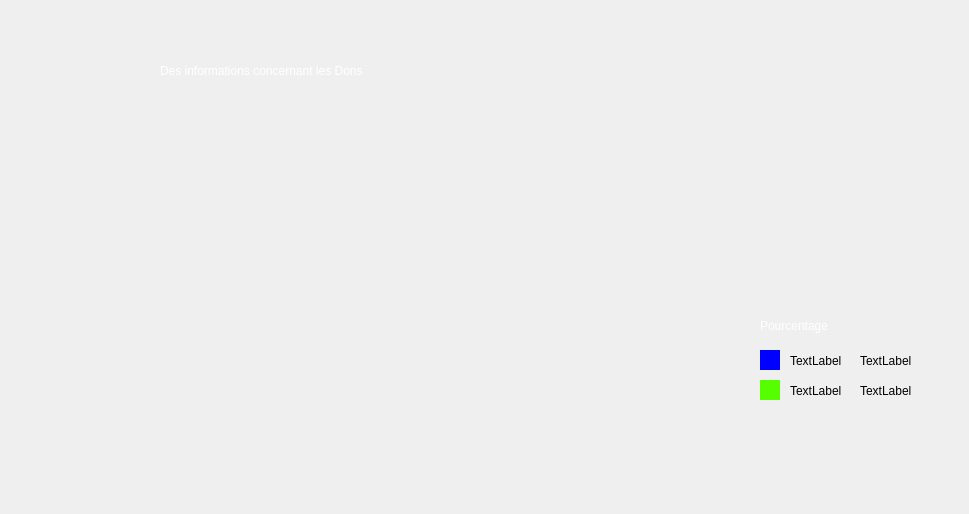
Seddiki101/PetHaven, file statistique_dons.ui: the form before one commit.
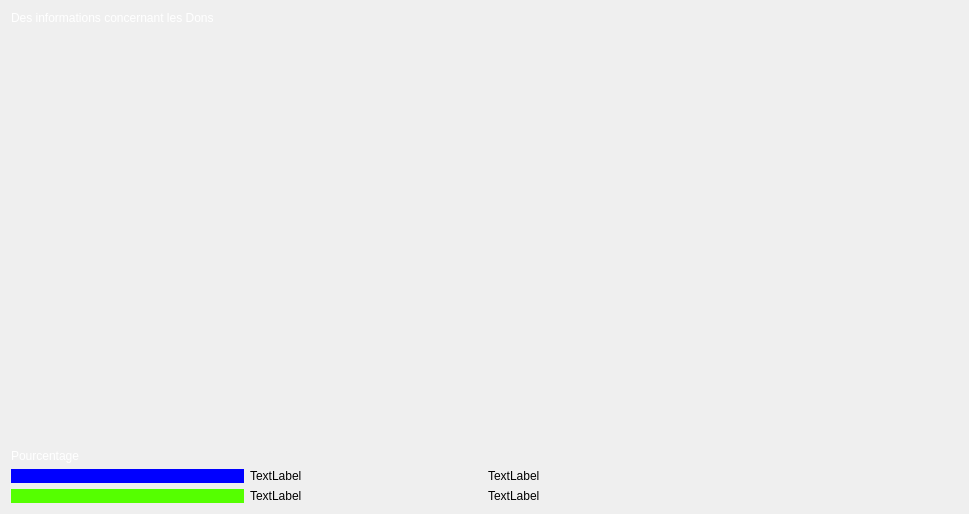
The form after the commit.

```diff
--- a/statistique_dons.ui
+++ b/statistique_dons.ui
@@ -13,15 +13,37 @@
   <property name="windowTitle">
    <string>Dialog</string>
   </property>
+  <layout class="QGridLayout" name="gridLayout">
+   <item row="0" column="0">
+    <layout class="QVBoxLayout" name="verticalLayout_3">
+     <item>
+      <widget class="QLabel" name="label_8">
+       <property name="styleSheet">
+        <string notr="true">font: italic 30pt &quot;Segoe UI&quot;;
+color: rgb(255, 255, 255);</string>
+       </property>
+       <property name="text">
+        <string>Des informations concernant les Dons </string>
+       </property>
+      </widget>
+     </item>
+     <item>
+      <spacer name="verticalSpacer">
+       <property name="orientation">
+        <enum>Qt::Vertical</enum>
+       </property>
+       <property name="sizeHint" stdset="0">
+        <size>
+         <width>20</width>
+         <height>40</height>
+        </size>
+       </property>
+      </spacer>
+     </item>
+     <item>
+      <layout class="QVBoxLayout" name="verticalLayout_2">
+       <item>
   <widget class="QLabel" name="label">
-   <property name="geometry">
-    <rect>
-     <x>760</x>
-     <y>310</y>
-     <width>131</width>
-     <height>31</height>
-    </rect>
-   </property>
    <property name="styleSheet">
     <string notr="true">color: rgb(255, 255, 255);
 
@@ -31,107 +53,58 @@
     <string>Pourcentage</string>
    </property>
   </widget>
+       </item>
+       <item>
+        <layout class="QVBoxLayout" name="verticalLayout">
+         <item>
+          <layout class="QHBoxLayout" name="horizontalLayout_3">
+           <item>
+            <layout class="QHBoxLayout" name="horizontalLayout">
+             <item>
   <widget class="QWidget" name="widget_2" native="true">
-   <property name="geometry">
-    <rect>
-     <x>760</x>
-     <y>350</y>
-     <width>20</width>
-     <height>20</height>
-    </rect>
-   </property>
    <property name="styleSheet">
     <string notr="true">background-color: rgb(0, 0, 255);</string>
    </property>
   </widget>
-  <widget class="QLabel" name="label_8">
-   <property name="geometry">
-    <rect>
-     <x>160</x>
-     <y>50</y>
-     <width>681</width>
-     <height>41</height>
-    </rect>
-   </property>
+             </item>
+             <item>
+              <widget class="QLabel" name="label_3">
+               <property name="styleSheet">
+                <string notr="true">font: italic 14pt &quot;Segoe UI&quot;;</string>
+               </property>
+               <property name="text">
+                <string>TextLabel</string>
+               </property>
+              </widget>
+             </item>
+            </layout>
+           </item>
+           <item>
+            <widget class="QLabel" name="label_2">
    <property name="styleSheet">
-    <string notr="true">font: italic 30pt &quot;Segoe UI&quot;;
-color: rgb(255, 255, 255);</string>
+              <string notr="true">font: italic 10pt &quot;Segoe UI&quot;;</string>
    </property>
    <property name="text">
-    <string>Des informations concernant les Dons </string>
-   </property>
-  </widget>
+              <string>TextLabel</string>
+             </property>
+            </widget>
+           </item>
+          </layout>
+         </item>
+         <item>
+          <layout class="QHBoxLayout" name="horizontalLayout_4">
+           <item>
+            <layout class="QHBoxLayout" name="horizontalLayout_2">
+             <item>
   <widget class="QWidget" name="widget_4" native="true">
-   <property name="geometry">
-    <rect>
-     <x>760</x>
-     <y>380</y>
-     <width>20</width>
-     <height>20</height>
-    </rect>
-   </property>
    <property name="styleSheet">
     <string notr="true">color: rgb(85, 255, 0);
 background-color: rgb(85, 255, 0);</string>
    </property>
   </widget>
-  <widget class="QLabel" name="label_2">
-   <property name="geometry">
-    <rect>
-     <x>860</x>
-     <y>350</y>
-     <width>121</width>
-     <height>21</height>
-    </rect>
-   </property>
-   <property name="styleSheet">
-    <string notr="true">font: italic 10pt &quot;Segoe UI&quot;;</string>
-   </property>
-   <property name="text">
-    <string>TextLabel</string>
-   </property>
-  </widget>
-  <widget class="QLabel" name="label_4">
-   <property name="geometry">
-    <rect>
-     <x>860</x>
-     <y>380</y>
-     <width>111</width>
-     <height>21</height>
-    </rect>
-   </property>
-   <property name="styleSheet">
-    <string notr="true">font: italic 10pt &quot;Segoe UI&quot;;</string>
-   </property>
-   <property name="text">
-    <string>TextLabel</string>
-   </property>
-  </widget>
-  <widget class="QLabel" name="label_3">
-   <property name="geometry">
-    <rect>
-     <x>790</x>
-     <y>350</y>
-     <width>81</width>
-     <height>21</height>
-    </rect>
-   </property>
-   <property name="styleSheet">
-    <string notr="true">font: italic 14pt &quot;Segoe UI&quot;;</string>
-   </property>
-   <property name="text">
-    <string>TextLabel</string>
-   </property>
-  </widget>
+             </item>
+             <item>
   <widget class="QLabel" name="label_6">
-   <property name="geometry">
-    <rect>
-     <x>790</x>
-     <y>380</y>
-     <width>91</width>
-     <height>21</height>
-    </rect>
-   </property>
    <property name="styleSheet">
     <string notr="true">font: italic 14pt &quot;Segoe UI&quot;;</string>
    </property>
@@ -139,6 +112,28 @@
     <string>TextLabel</string>
    </property>
   </widget>
+             </item>
+            </layout>
+           </item>
+           <item>
+            <widget class="QLabel" name="label_4">
+             <property name="styleSheet">
+              <string notr="true">font: italic 10pt &quot;Segoe UI&quot;;</string>
+             </property>
+             <property name="text">
+              <string>TextLabel</string>
+             </property>
+            </widget>
+           </item>
+          </layout>
+         </item>
+        </layout>
+       </item>
+      </layout>
+     </item>
+    </layout>
+   </item>
+  </layout>
  </widget>
  <resources/>
  <connections/>
```
Lines whose indentation alone changed are shown as unchanged.
